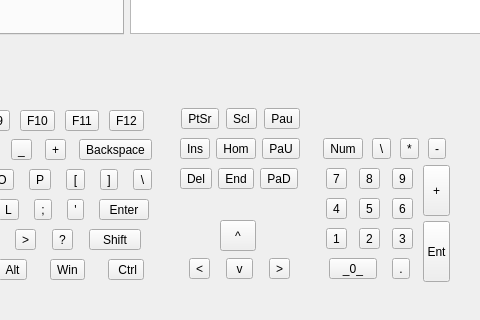
TabbycatPie/CustomKeyboard, file KeyBoardSetter/KeyboardSetter/mainwindow.ui: the form before one commit; both pictures show x 390 to 870 and y 416 to 736 of the 1000 by 736 pixel window.
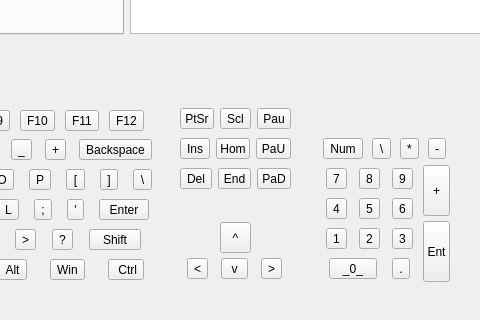
The form after the commit.

The edit to the form file:
```diff
--- a/KeyBoardSetter/KeyboardSetter/mainwindow.ui
+++ b/KeyBoardSetter/KeyboardSetter/mainwindow.ui
@@ -909,9 +909,9 @@
     <widget class="QWidget" name="layoutWidget_6">
      <property name="geometry">
       <rect>
-       <x>569</x>
+       <x>570</x>
        <y>180</y>
-       <width>121</width>
+       <width>111</width>
        <height>28</height>
       </rect>
      </property>
@@ -943,8 +943,8 @@
      <property name="geometry">
       <rect>
        <x>610</x>
-       <y>145</y>
-       <width>36</width>
+       <y>147</y>
+       <width>31</width>
        <height>31</height>
       </rect>
      </property>
@@ -1099,7 +1099,7 @@
       <rect>
        <x>570</x>
        <y>30</y>
-       <width>121</width>
+       <width>111</width>
        <height>28</height>
       </rect>
      </property>
@@ -1132,7 +1132,7 @@
       <rect>
        <x>570</x>
        <y>60</y>
-       <width>121</width>
+       <width>111</width>
        <height>28</height>
       </rect>
      </property>
@@ -1165,7 +1165,7 @@
       <rect>
        <x>570</x>
        <y>90</y>
-       <width>121</width>
+       <width>111</width>
        <height>28</height>
       </rect>
      </property>
```
